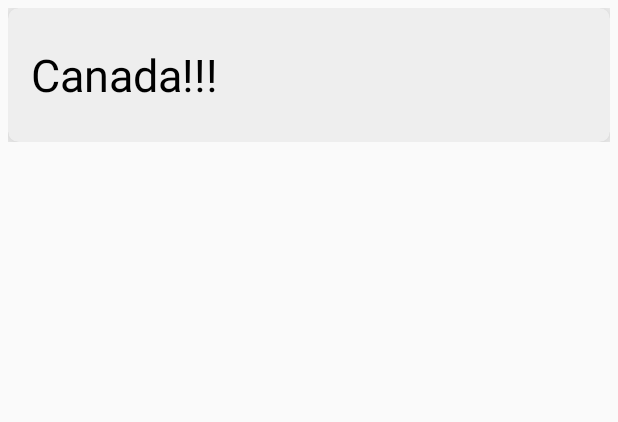
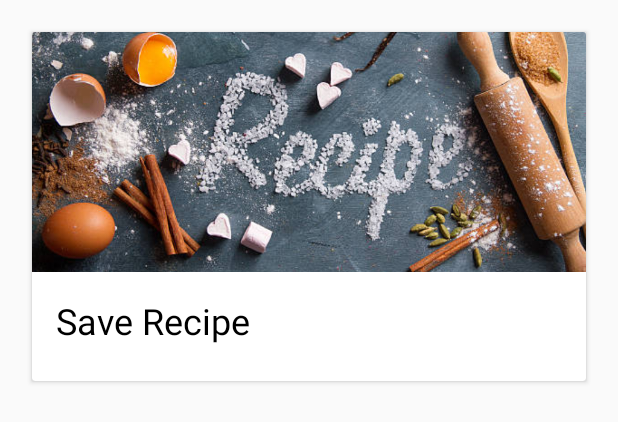
Before and after one commit to jameswklassen/cook-eBook, an Android app: the layout listitem_layout.xml on its own in the app's theme, with its tools: preview values and no code run, on a phone screen of 412 x 824 dp. Shown: the top 422 px of the screen. Run offline under Robolectric (Android 15) with nearby library versions, the phone set to English and light mode, and no system bars.

Commit message:
Card view images

```diff
--- a/app/src/main/res/layout/listitem_layout.xml
+++ b/app/src/main/res/layout/listitem_layout.xml
@@ -1,36 +1,38 @@
 <?xml version="1.0" encoding="utf-8"?>
 <RelativeLayout xmlns:android="http://schemas.android.com/apk/res/android"
     android:layout_width="match_parent"
-    android:layout_height="100dp"
+    android:layout_height="wrap_content"
     xmlns:app="http://schemas.android.com/apk/res-auto"
     android:padding="5dp"
     android:id="@+id/parent_relative_layout">
 
     <android.support.v7.widget.CardView
         android:layout_width="match_parent"
-        android:layout_height="match_parent"
-        app:cardElevation="15dp"
-        app:cardCornerRadius="7dp"
-        app:cardBackgroundColor="#eee"
-        >
-
-        <TextView
-            android:layout_width="wrap_content"
+        android:layout_height="wrap_content"
+        android:layout_margin="16dp">
+        <LinearLayout
+            android:layout_width="match_parent"
             android:layout_height="wrap_content"
-            android:layout_alignParentLeft="true"
-            android:layout_gravity="center_vertical"
-            android:layout_marginLeft="15dp"
-
-            android:text="Canada!!!"
-
-            android:textSize="30sp"
-            android:textColor="#000"
-
-            android:id="@+id/recipe_name"
-            />
-
+            android:orientation="vertical">
+            <ImageView
+                android:layout_width="match_parent"
+                android:layout_height="160dp"
+                android:scaleType="centerCrop"
+                android:src="@drawable/recipe" />
+            <LinearLayout
+                android:layout_width="match_parent"
+                android:layout_height="wrap_content"
+                android:orientation="vertical"
+                android:padding="16dp">
+                <TextView
+                    android:layout_width="match_parent"
+                    android:layout_height="wrap_content"
+                    android:layout_marginBottom="8dp"
+                    android:text="@string/save_recipe"
+                    android:textColor="#000"
+                    android:textSize="24sp"
+                    android:id="@+id/recipe_name"/>
+            </LinearLayout>
+        </LinearLayout>
     </android.support.v7.widget.CardView>
-
-
-
 </RelativeLayout>
```
